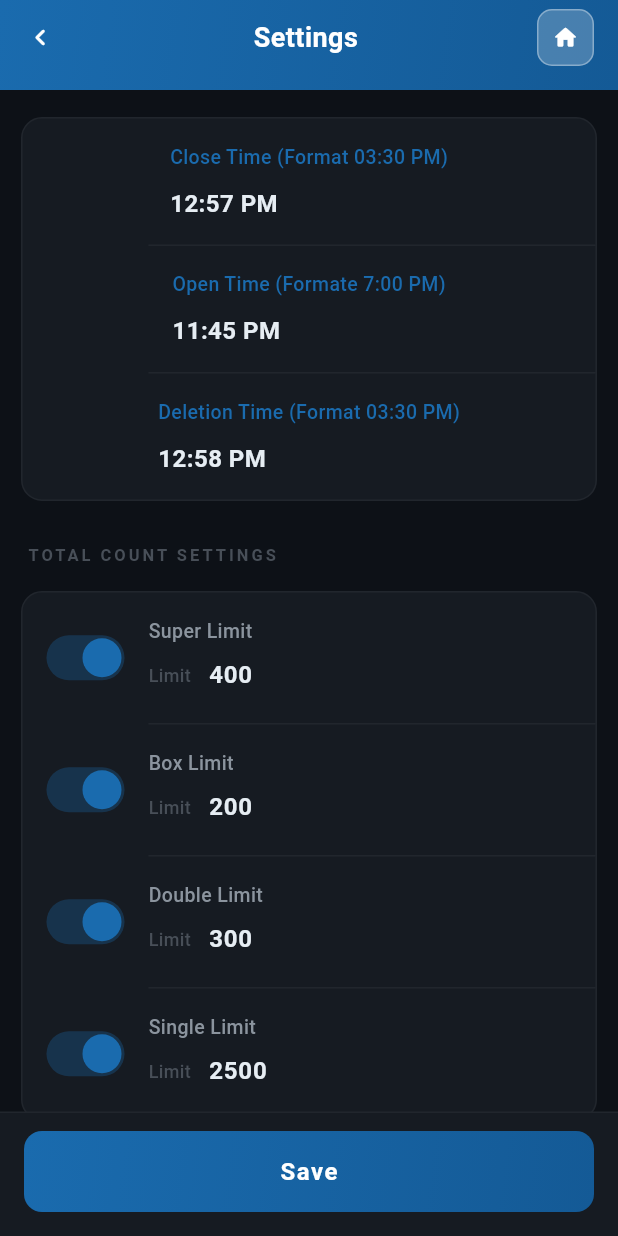
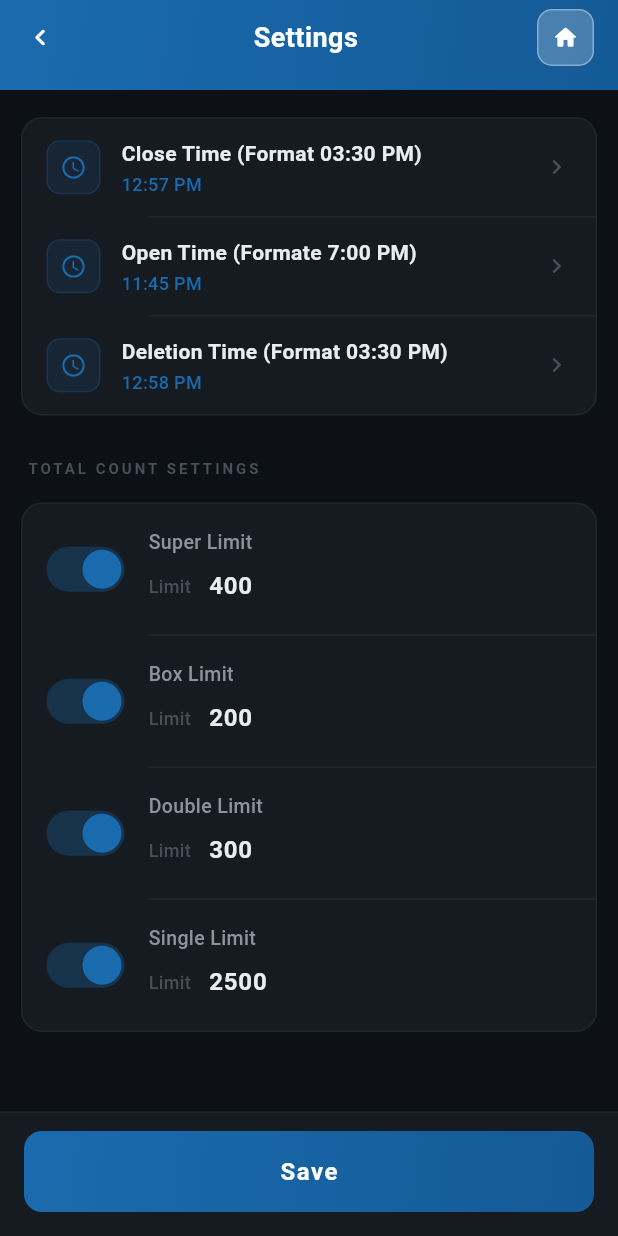
Before and after one commit to clevrf0x/flow_admin_mobile, a Flutter app: the SettingsScreen screen opened directly with empty values, on a phone screen of 412 x 824 dp. Run offline on Flutter 3.47's test engine with Material 3 defaults, Android fonts, the phone set to English and light mode, and no system bars; our stand-ins replace go_router.

Commit message:
fix settings screen font sizes and time row layout
- Fix section header font from 11px to 10px (matches other screens)
- Refactor time setting rows from Column layout to Row with icon box,
  label, value, and chevron — consistent with menu row style on other screens
- Reduce vertical padding on time rows from 16 to 13

Co-Authored-By: Claude Opus 4.6 <noreply@anthropic.com>

```diff
--- a/lib/screens/settings/settings_screen.dart
+++ b/lib/screens/settings/settings_screen.dart
@@ -224,27 +224,55 @@ class _SettingsScreenState extends State<SettingsScreen> {
         highlightColor: accentColor.withOpacity(0.06),
         splashColor: accentColor.withOpacity(0.09),
         child: Padding(
-          padding: const EdgeInsets.symmetric(horizontal: 16, vertical: 16),
+          padding: const EdgeInsets.symmetric(horizontal: 16, vertical: 13),
+          child: Row(
+            children: [
+              // Icon box — matches menu row style
+              Container(
+                width: 36,
+                height: 36,
+                decoration: BoxDecoration(
+                  color: accentColor.withOpacity(0.13),
+                  borderRadius: BorderRadius.circular(9),
+                  border: Border.all(color: accentColor.withOpacity(0.22)),
+                ),
+                child: Icon(
+                  Icons.access_time_rounded,
+                  color: accentColor,
+                  size: 18,
+                ),
+              ),
+              const SizedBox(width: 14),
+              // Label + value
+              Expanded(
                 child: Column(
                   crossAxisAlignment: CrossAxisAlignment.start,
                   children: [
                     Text(
                       label,
+                      style: const TextStyle(
+                        color: AppColors.dashboardTextPrim,
+                        fontSize: 14,
+                        fontWeight: FontWeight.w600,
+                      ),
+                    ),
+                    const SizedBox(height: 2),
+                    Text(
+                      time.format(context),
                       style: TextStyle(
                         color: accentColor,
-                  fontSize: 13,
+                        fontSize: 12,
                         fontWeight: FontWeight.w500,
                       ),
                     ),
-              const SizedBox(height: 10),
-              Text(
-                time.format(context),
-                style: const TextStyle(
-                  color: AppColors.dashboardTextPrim,
-                  fontSize: 16,
-                  fontWeight: FontWeight.w600,
-                  letterSpacing: 0.3,
+                  ],
                 ),
+              ),
+              // Chevron
+              Icon(
+                Icons.chevron_right_rounded,
+                color: AppColors.dashboardTextDim,
+                size: 20,
               ),
             ],
           ),
@@ -263,7 +291,7 @@ class _SettingsScreenState extends State<SettingsScreen> {
             'TOTAL COUNT SETTINGS',
             style: TextStyle(
               color: AppColors.dashboardTextDim,
-              fontSize: 11,
+              fontSize: 10,
               fontWeight: FontWeight.w700,
               letterSpacing: 2.0,
             ),
```
Lines whose indentation alone changed are shown as unchanged.
